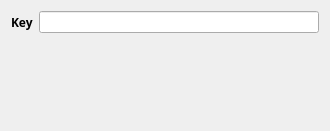
This is ui/setting.ui in liuxsdev/qgis-plugin-tianditu as Qt 5 draws it before an edit. The edited form follows.
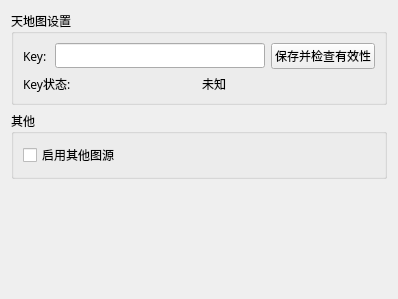
This is the edited form.

Commit message: improve setting dialog

```diff
--- a/ui/setting.ui
+++ b/ui/setting.ui
@@ -6,50 +6,106 @@
    <rect>
     <x>0</x>
     <y>0</y>
-    <width>330</width>
-    <height>131</height>
+    <width>398</width>
+    <height>299</height>
    </rect>
   </property>
-  <property name="sizePolicy">
-   <sizepolicy hsizetype="Expanding" vsizetype="Preferred">
-    <horstretch>0</horstretch>
-    <verstretch>0</verstretch>
-   </sizepolicy>
-  </property>
   <property name="windowTitle">
    <string>Form</string>
   </property>
-  <layout class="QFormLayout" name="formLayout">
-   <item row="0" column="0">
-    <widget class="QLabel" name="label">
+  <layout class="QVBoxLayout" name="verticalLayout">
+   <item>
+    <widget class="QGroupBox" name="groupBox">
      <property name="font">
       <font>
        <family>微软雅黑</family>
-       <weight>75</weight>
-       <bold>true</bold>
       </font>
      </property>
-     <property name="text">
-      <string>Key</string>
+     <property name="title">
+      <string>天地图设置</string>
      </property>
+     <layout class="QVBoxLayout" name="verticalLayout_2">
+      <item>
+       <layout class="QHBoxLayout" name="horizontalLayout" stretch="1,8,2">
+        <item>
+         <widget class="QLabel" name="label">
+          <property name="text">
+           <string>Key:</string>
+          </property>
+         </widget>
+        </item>
+        <item>
+         <widget class="QLineEdit" name="lineEdit"/>
+        </item>
+        <item>
+         <widget class="QPushButton" name="pushButton">
+          <property name="text">
+           <string>保存并检查有效性</string>
+          </property>
+         </widget>
+        </item>
+       </layout>
+      </item>
+      <item>
+       <layout class="QHBoxLayout" name="horizontalLayout_2">
+        <item>
+         <widget class="QLabel" name="label_2">
+          <property name="text">
+           <string>Key状态:</string>
+          </property>
+         </widget>
+        </item>
+        <item>
+         <widget class="QLabel" name="label_3">
+          <property name="text">
+           <string>未知</string>
+          </property>
+         </widget>
+        </item>
+       </layout>
+      </item>
+     </layout>
     </widget>
    </item>
-   <item row="0" column="1">
-    <widget class="QLineEdit" name="lineEdit">
-     <property name="sizePolicy">
-      <sizepolicy hsizetype="Expanding" vsizetype="Fixed">
-       <horstretch>1</horstretch>
-       <verstretch>0</verstretch>
-      </sizepolicy>
-     </property>
+   <item>
+    <widget class="QGroupBox" name="groupBox_2">
      <property name="font">
       <font>
-       <family>Consolas</family>
-       <pointsize>8</pointsize>
+       <family>微软雅黑</family>
       </font>
      </property>
+     <property name="title">
+      <string>其他</string>
+     </property>
+     <layout class="QVBoxLayout" name="verticalLayout_3">
+      <item>
+       <widget class="QCheckBox" name="checkBox">
+        <property name="font">
+         <font>
+          <family>微软雅黑</family>
+         </font>
+        </property>
+        <property name="text">
+         <string>启用其他图源</string>
+        </property>
+       </widget>
+      </item>
+     </layout>
     </widget>
    </item>
+   <item>
+    <spacer name="verticalSpacer">
+     <property name="orientation">
+      <enum>Qt::Vertical</enum>
+     </property>
+     <property name="sizeHint" stdset="0">
+      <size>
+       <width>20</width>
+       <height>40</height>
+      </size>
+     </property>
+    </spacer>
+   </item>
   </layout>
  </widget>
  <resources/>
```
Left out of the diff: 2 changed lines with no effect on the pictures. The commit also changes 5 other files.
